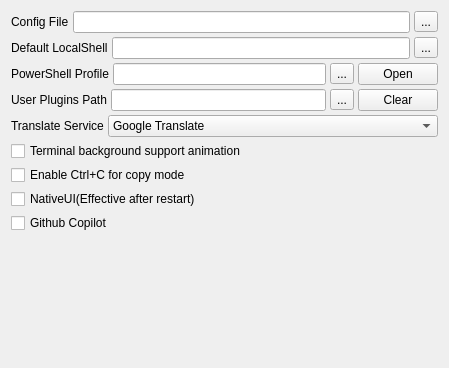
Before: the Qt Designer form src/globaloptions/globaloptionsadvancedwidget.ui in QQxiaoming/quardCRT, drawn with Qt 5.
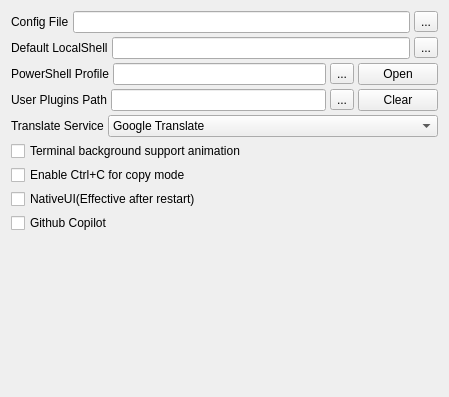
After: the same form once the commit is applied.

```diff
--- a/src/globaloptions/globaloptionsadvancedwidget.ui
+++ b/src/globaloptions/globaloptionsadvancedwidget.ui
@@ -7,7 +7,7 @@
     <x>0</x>
     <y>0</y>
     <width>449</width>
-    <height>368</height>
+    <height>397</height>
    </rect>
   </property>
   <layout class="QVBoxLayout" name="verticalLayout">
```
